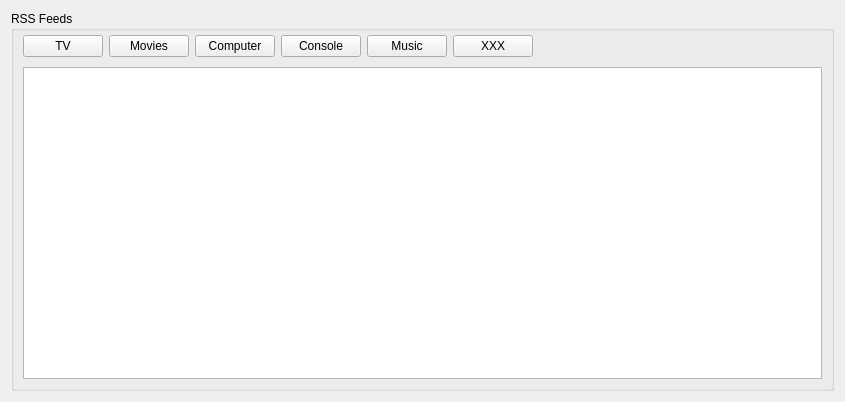
First picture: the form in plugins/rss/rss.ui, repository ensisoft/newsflash-plus, before the edit.
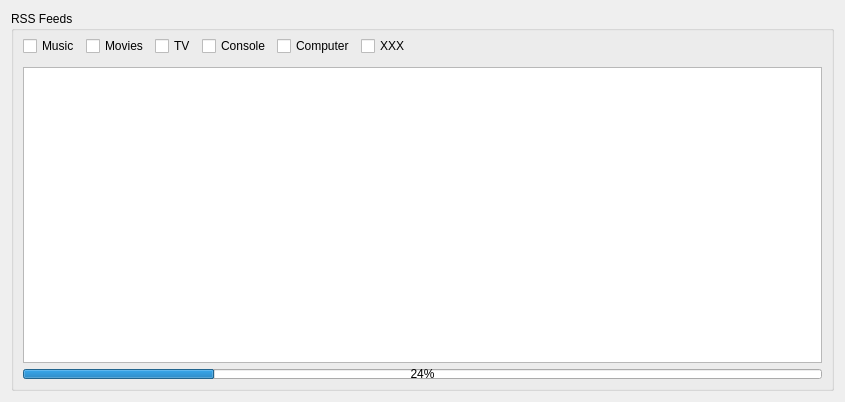
Second picture: the form after the edit. Icons and pictures are not drawn. Custom widgets are drawn as their Qt base class.

Patch:
```diff
--- a/plugins/rss/rss.ui
+++ b/plugins/rss/rss.ui
@@ -27,6 +27,83 @@
       <property name="topMargin">
        <number>0</number>
       </property>
+      <item row="0" column="0">
+       <layout class="QHBoxLayout" name="horizontalLayout">
+        <item>
+         <widget class="QCheckBox" name="chkMusic">
+          <property name="text">
+           <string>Music</string>
+          </property>
+          <property name="checked">
+           <bool>false</bool>
+          </property>
+         </widget>
+        </item>
+        <item>
+         <widget class="QCheckBox" name="chkMovies">
+          <property name="text">
+           <string>Movies</string>
+          </property>
+          <property name="checked">
+           <bool>false</bool>
+          </property>
+         </widget>
+        </item>
+        <item>
+         <widget class="QCheckBox" name="chkTV">
+          <property name="text">
+           <string>TV</string>
+          </property>
+          <property name="checked">
+           <bool>false</bool>
+          </property>
+         </widget>
+        </item>
+        <item>
+         <widget class="QCheckBox" name="chkConsole">
+          <property name="text">
+           <string>Console</string>
+          </property>
+          <property name="checked">
+           <bool>false</bool>
+          </property>
+         </widget>
+        </item>
+        <item>
+         <widget class="QCheckBox" name="chkComputer">
+          <property name="text">
+           <string>Computer</string>
+          </property>
+          <property name="checked">
+           <bool>false</bool>
+          </property>
+         </widget>
+        </item>
+        <item>
+         <widget class="QCheckBox" name="chkXXX">
+          <property name="text">
+           <string>XXX</string>
+          </property>
+          <property name="checked">
+           <bool>false</bool>
+          </property>
+         </widget>
+        </item>
+        <item>
+         <spacer name="horizontalSpacer">
+          <property name="orientation">
+           <enum>Qt::Horizontal</enum>
+          </property>
+          <property name="sizeHint" stdset="0">
+           <size>
+            <width>40</width>
+            <height>30</height>
+           </size>
+          </property>
+         </spacer>
+        </item>
+       </layout>
+      </item>
       <item row="1" column="0">
        <widget class="QTableView" name="tableView">
         <property name="font">
@@ -75,119 +152,18 @@
         </attribute>
        </widget>
       </item>
-      <item row="0" column="0">
-       <layout class="QHBoxLayout" name="horizontalLayout">
-        <item>
-         <widget class="QPushButton" name="pushButton">
-          <property name="text">
-           <string>TV</string>
-          </property>
-          <property name="checkable">
-           <bool>true</bool>
-          </property>
-          <property name="autoExclusive">
-           <bool>false</bool>
-          </property>
-         </widget>
-        </item>
-        <item>
-         <widget class="QPushButton" name="pushButton_2">
-          <property name="text">
-           <string>Movies</string>
-          </property>
-          <property name="checkable">
-           <bool>true</bool>
-          </property>
-          <property name="autoExclusive">
-           <bool>false</bool>
-          </property>
-         </widget>
-        </item>
-        <item>
-         <widget class="QPushButton" name="pushButton_3">
-          <property name="text">
-           <string>Computer</string>
-          </property>
-          <property name="checkable">
-           <bool>true</bool>
-          </property>
-          <property name="autoExclusive">
-           <bool>false</bool>
-          </property>
-         </widget>
-        </item>
-        <item>
-         <widget class="QPushButton" name="pushButton_4">
-          <property name="text">
-           <string>Console</string>
-          </property>
-          <property name="checkable">
-           <bool>true</bool>
-          </property>
-          <property name="autoExclusive">
-           <bool>false</bool>
-          </property>
-         </widget>
-        </item>
-        <item>
-         <widget class="QPushButton" name="pushButton_5">
-          <property name="text">
-           <string>Music</string>
-          </property>
-          <property name="checkable">
-           <bool>true</bool>
-          </property>
-          <property name="autoExclusive">
-           <bool>false</bool>
-          </property>
-         </widget>
-        </item>
-        <item>
-         <widget class="QPushButton" name="pushButton_6">
-          <property name="text">
-           <string>XXX</string>
-          </property>
-          <property name="checkable">
-           <bool>true</bool>
-          </property>
-          <property name="autoExclusive">
-           <bool>false</bool>
-          </property>
-         </widget>
-        </item>
-        <item>
-         <layout class="QHBoxLayout" name="rssLayout"/>
-        </item>
-        <item>
-         <widget class="gui::spinner" name="busyspin" native="true">
-          <property name="minimumSize">
-           <size>
-            <width>30</width>
-            <height>30</height>
-           </size>
-          </property>
-          <property name="maximumSize">
-           <size>
-            <width>30</width>
-            <height>30</height>
-           </size>
-          </property>
-         </widget>
-        </item>
-        <item>
-         <spacer name="horizontalSpacer">
-          <property name="orientation">
-           <enum>Qt::Horizontal</enum>
-          </property>
-          <property name="sizeHint" stdset="0">
-           <size>
-            <width>40</width>
-            <height>30</height>
-           </size>
-          </property>
-         </spacer>
-        </item>
-       </layout>
+      <item row="2" column="0">
+       <widget class="QProgressBar" name="progressBar">
+        <property name="maximumSize">
+         <size>
+          <width>16777215</width>
+          <height>10</height>
+         </size>
+        </property>
+        <property name="value">
+         <number>24</number>
+        </property>
+       </widget>
       </item>
      </layout>
     </widget>
@@ -275,14 +251,6 @@
    </property>
   </action>
  </widget>
- <customwidgets>
-  <customwidget>
-   <class>gui::spinner</class>
-   <extends>QWidget</extends>
-   <header>spinner.h</header>
-   <container>1</container>
-  </customwidget>
- </customwidgets>
  <tabstops>
   <tabstop>tableView</tabstop>
  </tabstops>
```
Left out of the diff: 20 changed lines with no effect on the pictures.
